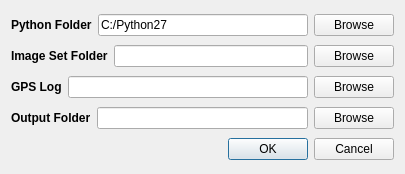
Qt form imagesetprocessor.ui (utat-uav/Software) before a commit.
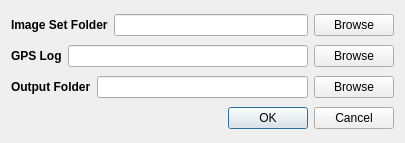
The same form after that commit.

Commit message: Integrated c++ identifier as the image processor in the user interface

Diff of the .ui file:
```diff
--- a/imagesetprocessor.ui
+++ b/imagesetprocessor.ui
@@ -7,44 +7,13 @@
     <x>0</x>
     <y>0</y>
     <width>405</width>
-    <height>174</height>
+    <height>143</height>
    </rect>
   </property>
   <property name="windowTitle">
    <string>Dialog</string>
   </property>
   <layout class="QVBoxLayout" name="verticalLayout">
-   <item>
-    <layout class="QHBoxLayout" name="horizontalLayout_4">
-     <item>
-      <widget class="QLabel" name="label_3">
-       <property name="font">
-        <font>
-         <weight>75</weight>
-         <bold>true</bold>
-        </font>
-       </property>
-       <property name="text">
-        <string>Python Folder</string>
-       </property>
-      </widget>
-     </item>
-     <item>
-      <widget class="QLineEdit" name="pythonPath">
-       <property name="text">
-        <string>C:/Python27</string>
-       </property>
-      </widget>
-     </item>
-     <item>
-      <widget class="QPushButton" name="browsePythonPath">
-       <property name="text">
-        <string>Browse</string>
-       </property>
-      </widget>
-     </item>
-    </layout>
-   </item>
    <item>
     <layout class="QHBoxLayout" name="horizontalLayout">
      <item>
```
The commit also changes 3 other files.
